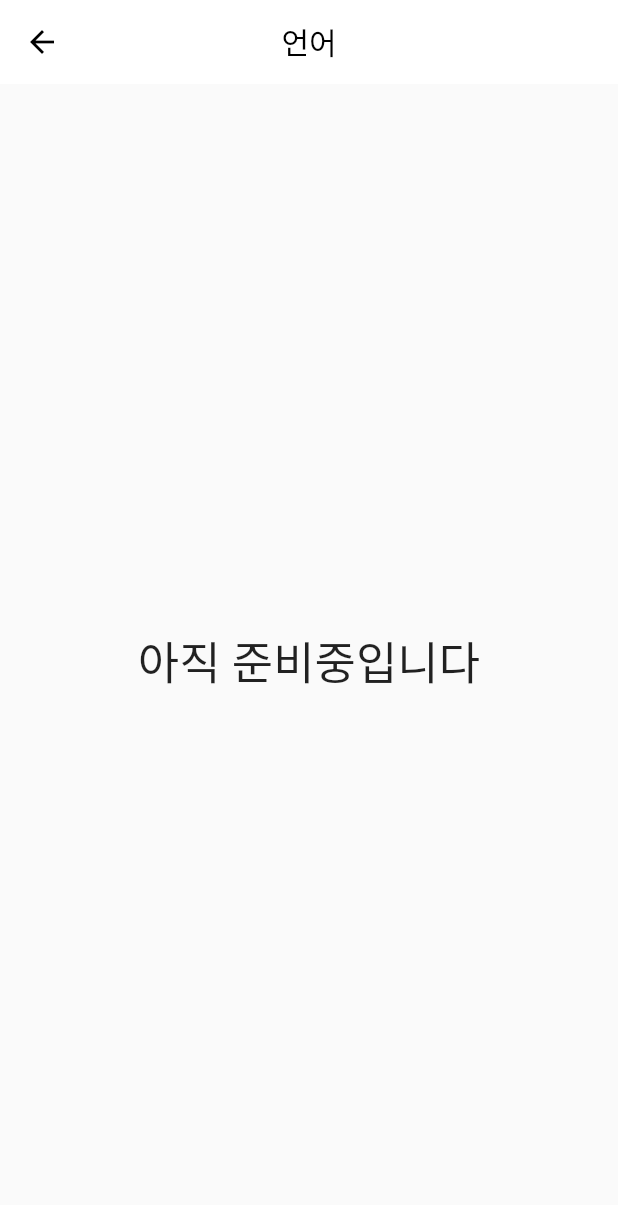
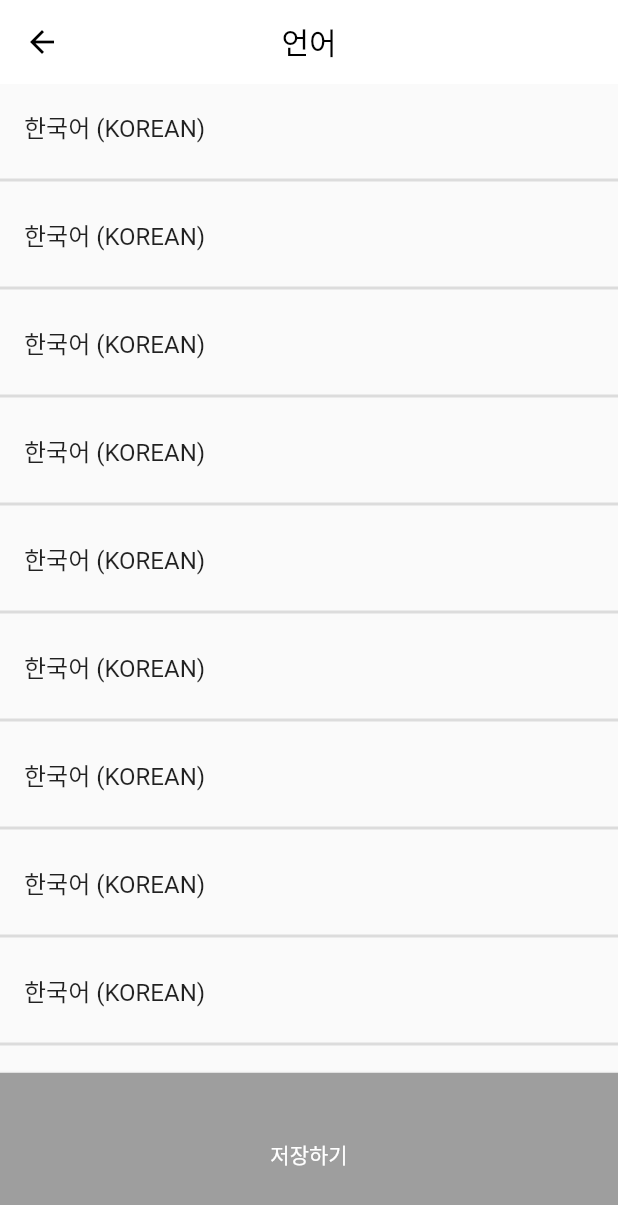
Before and after one commit to wasitt/WagleTodo, a Flutter app: the LanguageSettingsScreen screen opened by its route, on a phone screen of 412 x 824 dp. Shown: the top 1205 px of the screen. Run offline on Flutter 3.47's test engine with Material 2 defaults, Android fonts, the phone set to English and light mode, and no system bars; our stand-ins replace drift, flutter_speed_dial, get_it, go_router, table_calendar; missing offline and left inert: dart:ffi; accounts and stored records are empty; generated files the repository leaves out were written again.

Commit message:
231012 복구본

```diff
--- a/lib/screen/drawer_screen/language_settings_screen.dart
+++ b/lib/screen/drawer_screen/language_settings_screen.dart
@@ -1,5 +1,8 @@
+import 'dart:ffi';
+
 import 'package:flutter/material.dart';
 import 'package:wagle_todo/component/app_bar.dart';
+import 'package:wagle_todo/const/colors.dart';
 
 class LanguageSettingsScreen extends StatelessWidget {
   const LanguageSettingsScreen({super.key});
@@ -7,7 +10,86 @@ class LanguageSettingsScreen extends StatelessWidget {
   @override
   Widget build(BuildContext context) {
     return Scaffold(
-        appBar: TextAppBar(text: "언어"),
-        body: Center(child: Text("아직 준비중입니다", style: TextStyle(fontSize: 30))));
+      appBar: TextAppBar(text: "언어"),
+      body: Column(
+        children: [
+          LanguageListView(),
+          LanguageSubmitButton(),
+        ],
+      ),
+    );
   }
 }
+
+class LanguageListView extends StatelessWidget {
+  const LanguageListView({
+    super.key,
+  });
+
+  @override
+  Widget build(BuildContext context) {
+    return Container(
+      height: MediaQuery.of(context).size.height / 1.25,
+      child: ListView.builder(
+        itemCount: 17,
+        itemBuilder: (context, index) {
+          return LanguageTile();
+        },
+      ),
+    );
+  }
+}
+
+class LanguageSubmitButton extends StatelessWidget {
+  const LanguageSubmitButton({
+    super.key,
+  });
+
+  @override
+  Widget build(BuildContext context) {
+    return Expanded(
+      child: Container(
+        width: double.infinity,
+        child: ElevatedButton(
+          onPressed: () {},
+          child: Text("저장하기"),
+          style: ButtonStyle(
+              backgroundColor: MaterialStatePropertyAll(GREY_COLOR),
+              shape: MaterialStatePropertyAll(RoundedRectangleBorder(
+                  borderRadius: BorderRadius.circular(0)))),
+        ),
+      ),
+    );
+  }
+}
+
+class LanguageTile extends StatefulWidget {
+  const LanguageTile({super.key});
+
+  @override
+  State<LanguageTile> createState() => _LanguageTileState();
+}
+
+class _LanguageTileState extends State<LanguageTile> {
+  bool selected = false;
+
+  @override
+  Widget build(BuildContext context) {
+    return Column(
+      children: [
+        ListTile(
+          title: Text("한국어 (KOREAN)"),
+          trailing: selected ? Icon(Icons.check, color: BLUE_COLOR) : null,
+          onTap: () {
+            setState(() {
+              selected = !selected;
+            });
+          },
+        ),
+        Divider(
+          thickness: 2,
+        ),
+      ],
+    );
+  }
+}
--- a/lib/screen/drawer_screen/notification_settings_screen.dart
+++ b/lib/screen/drawer_screen/outlook_settings_screen.dart
@@ -1,13 +1,13 @@
 import 'package:flutter/material.dart';
 import 'package:wagle_todo/component/app_bar.dart';
 
-class NotificationSettingsScreen extends StatelessWidget {
-  const NotificationSettingsScreen({super.key});
+class OutlookSettingsScreen extends StatelessWidget {
+  const OutlookSettingsScreen({super.key});
 
   @override
   Widget build(BuildContext context) {
     return Scaffold(
-        appBar: TextAppBar(text: "알림"),
+        appBar: TextAppBar(text: "외관"),
         body: Center(child: Text("아직 준비중입니다", style: TextStyle(fontSize: 30))));
   }
 }
```
Also changed, not shown: lib/component/drawer.dart (+32 -21 lines), lib/router/home_router.dart (+8 -3 lines), lib/screen/drawer_screen/feedback_settings_screen.dart (added, +13 -0 lines).
